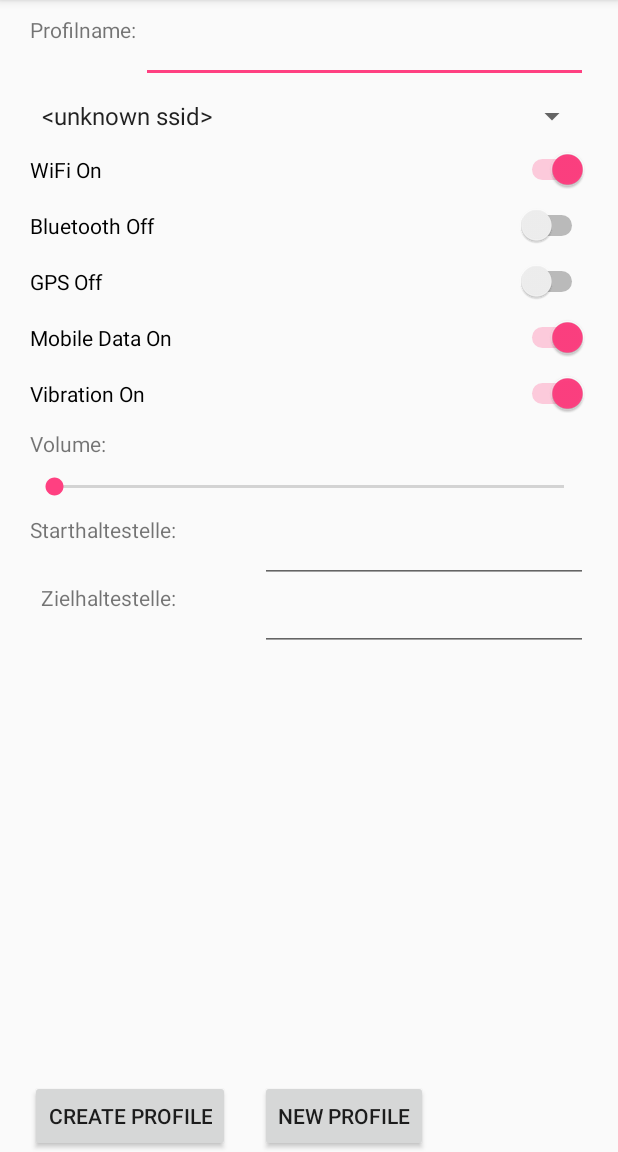
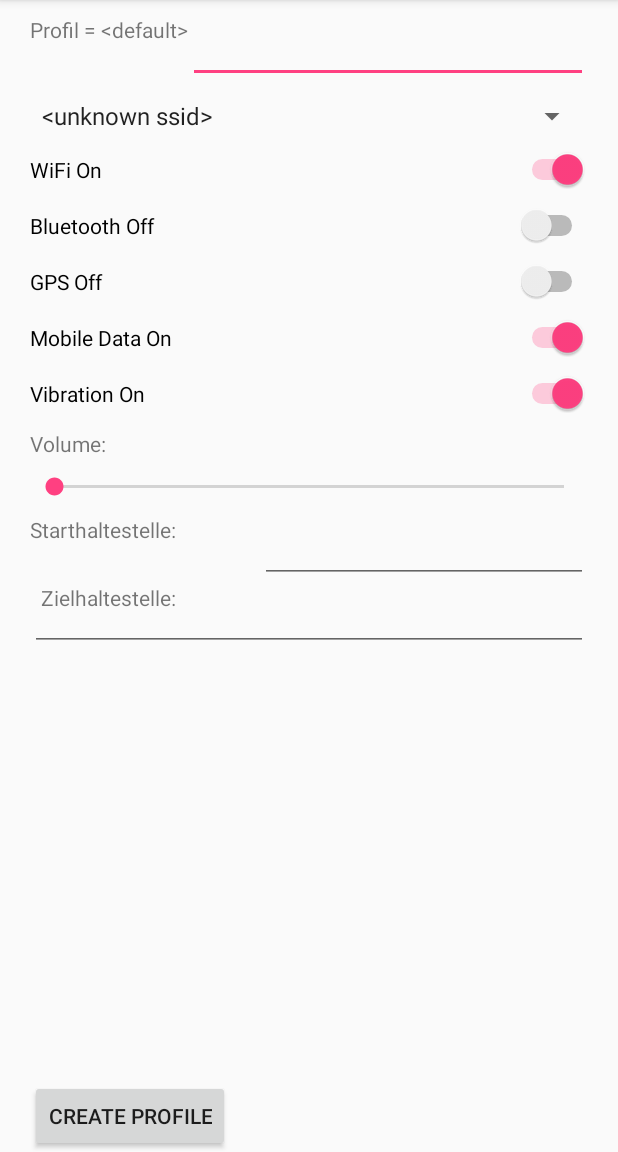
Before and after one commit to trickrig/SRHApp, an Android app: the fragment SettingsTab shown on its own in the app's theme, on a phone screen of 412 x 824 dp, the part 84-1236 px from its top. Run offline under Robolectric (Android 15) with nearby library versions, the phone set to English and light mode, and no system bars.

Commit message:
udates aus der stunde an der oberfläche und am profilerstellen - keine zeit

```diff
--- a/app/src/main/java/de/srh/srha/tabs/SettingsTab.java
+++ b/app/src/main/java/de/srh/srha/tabs/SettingsTab.java
@@ -55,10 +55,10 @@ public class SettingsTab extends Fragment implements AdapterView.OnItemSelectedL
     private Filter filterDeparture, filterArrival;
     private Switch wifiSwitch,bluetoothSwitch, gpsSwitch, mobileSwitch, vibrationSwitch;
     private SeekBar volumeSeekBar;
-    private TextView volumeTextView;
+    private TextView volumeTextView, profilNameTextView;
     private EditText  profilName;
     private AutoCompleteTextView preferredDeparture, preferredArrival;
-    private Button createProfilButton, newProfileButton;
+    private Button createProfilButton;
     private Spinner wifiSpinner;
     private String selectedSpinnerItem;
     private ArrayAdapter<String> adapterDeparture, adapterArrival;
@@ -99,12 +99,14 @@ public class SettingsTab extends Fragment implements AdapterView.OnItemSelectedL
         volumeSeekBar.setMax(maxVolume);
 
         volumeTextView = (TextView) v.findViewById(R.id.volumeTextView);
+        profilNameTextView = (TextView) v.findViewById(R.id.profilNameTextView);
 
         createProfilButton = (Button) v.findViewById(R.id.createProfilButton);
-        newProfileButton = (Button) v.findViewById(R.id.newProfileButton);
 
         wifiSpinner = (Spinner) v.findViewById(R.id.wifiSpinner);
         wifiSpinner.setOnItemSelectedListener(this);
+
+        fillConfiguredNetworksSpinner();
 
         setUi(profile, settings);
 
@@ -266,19 +268,12 @@ public class SettingsTab extends Fragment implements AdapterView.OnItemSelectedL
                         preferredDeparture.getText().toString());
 
                 profile.setProfileName(profilName.getText().toString());
+                profile.addWifi(selectedSpinnerItem);
                 manager.updateProfile(profile, settings);
 
                 preferredArrival.setText("");
                 preferredDeparture.setText("");
                 profilName.setText("");
-            }
-        });
-
-        newProfileButton.setOnClickListener(new View.OnClickListener() {
-            @Override
-            public void onClick(View v) {
-                //TODO können wir schon mehrere Profile mit einer SSID haben?
-                Toast.makeText(getActivity(), "Not implemented yet", Toast.LENGTH_SHORT).show();
             }
         });
 
@@ -322,7 +317,7 @@ public class SettingsTab extends Fragment implements AdapterView.OnItemSelectedL
 
         volumeSeekBar.setProgress(settings.getRingVolume());
 
-        fillConfiguredNetworksSpinner();
+        profilNameTextView.setText("Profil = " + profile.getProfileName());
     }
 
     public void fillConfiguredNetworksSpinner() {
@@ -353,19 +348,19 @@ public class SettingsTab extends Fragment implements AdapterView.OnItemSelectedL
     @Override
     public void onItemSelected(AdapterView<?> parent, View view, int pos, long id) {
         selectedSpinnerItem = parent.getItemAtPosition(pos).toString();
+        Toast.makeText(getActivity(), selectedSpinnerItem,Toast.LENGTH_SHORT).show();
 
-        //TODO would be nice to have a function like select profile by ssid
-        //profile = manager.getProfileBySsid(selectedSpinnerItem);
-        //settings = profile.settingsManager.getSettings();
-        //setUi(profile, settings);
+        Profile p = manager.getProfileBySsid(selectedSpinnerItem);
+        if (p == null){
+            Toast.makeText(getActivity(), "profile not known", Toast.LENGTH_SHORT).show();
+            profile = manager.getCurrentProfile();
+        } else {
+            Toast.makeText(getActivity(), "profile known", Toast.LENGTH_SHORT).show();
+            profile = p;
+        }
+        settings = profile.settingsManager.getSettings();
 
-        Toast.makeText(getActivity(), "loaded " + selectedSpinnerItem + " from spinner",
-                Toast.LENGTH_SHORT).show();
-
-        //just for debug purpose
-        Toast.makeText(getActivity(), "manager: " + manager.getCurrentProfile().getProfileName(),
-                Toast.LENGTH_SHORT).show();
-        Toast.makeText(getActivity(), "profile: " + profile.getProfileName(), Toast.LENGTH_SHORT).show();
+        setUi(profile, settings);
     }
 
     @Override
--- a/app/src/main/res/layout/settingstab_layout.xml
+++ b/app/src/main/res/layout/settingstab_layout.xml
@@ -120,20 +120,12 @@
         android:layout_marginLeft="20dp"
         android:layout_alignParentBottom="true" />
 
-    <Button
-        android:layout_width="wrap_content"
-        android:layout_height="wrap_content"
-        android:id="@+id/newProfileButton"
-        android:text="New Profile"
-        android:layout_alignParentBottom="true"
-        android:layout_toEndOf="@+id/createProfilButton" />
-
     <AutoCompleteTextView
         android:layout_width="wrap_content"
         android:layout_height="wrap_content"
         android:id="@+id/zielhaltEditText"
         android:layout_below="@+id/starthaltEditText"
-        android:layout_alignStart="@+id/newProfileButton"
+        android:layout_alignStart="@+id/createProfilButton"
         android:layout_alignEnd="@+id/volumeSeekBar" />
 
     <AutoCompleteTextView
```
